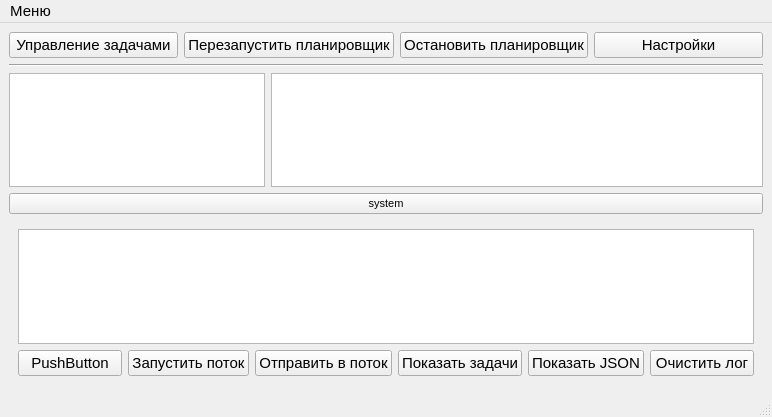
The window that mainwindow.ui (shurk4/BkUpper) describes before a commit, drawn with Qt 5.
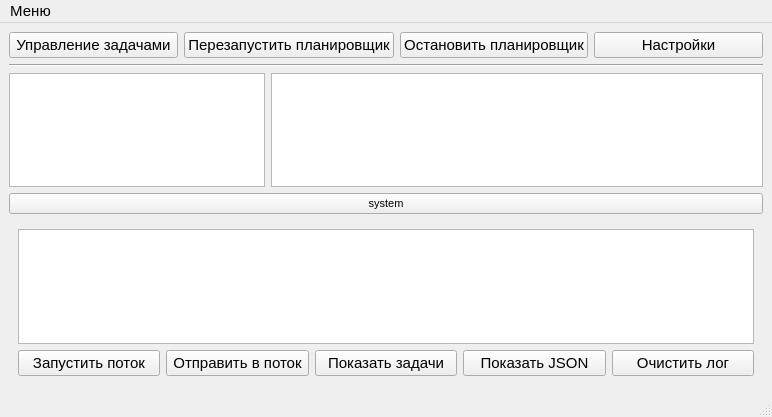
The same window after the commit.

```diff
--- a/mainwindow.ui
+++ b/mainwindow.ui
@@ -96,13 +96,6 @@
        </item>
        <item>
         <layout class="QHBoxLayout" name="horizontalLayout_3">
-         <item>
-          <widget class="QPushButton" name="pushButton">
-           <property name="text">
-            <string>PushButton</string>
-           </property>
-          </widget>
-         </item>
          <item>
           <widget class="QPushButton" name="pushButtonRunThread">
            <property name="text">
```
Left out of the diff: 2 changed lines with no effect on the pictures.
